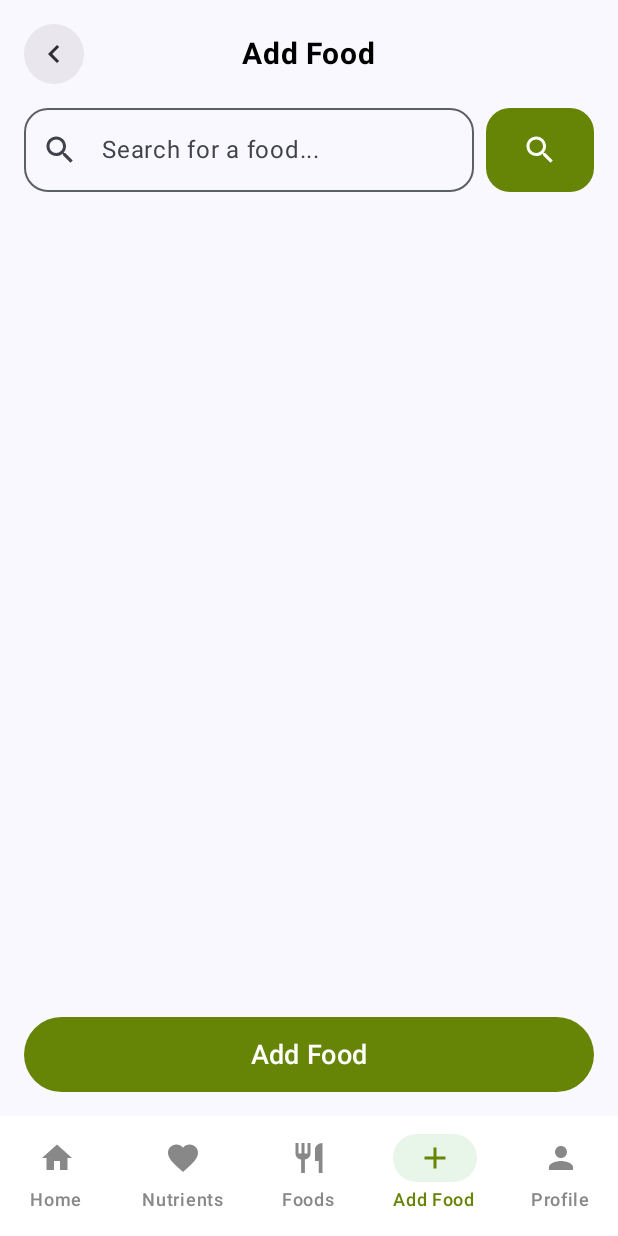
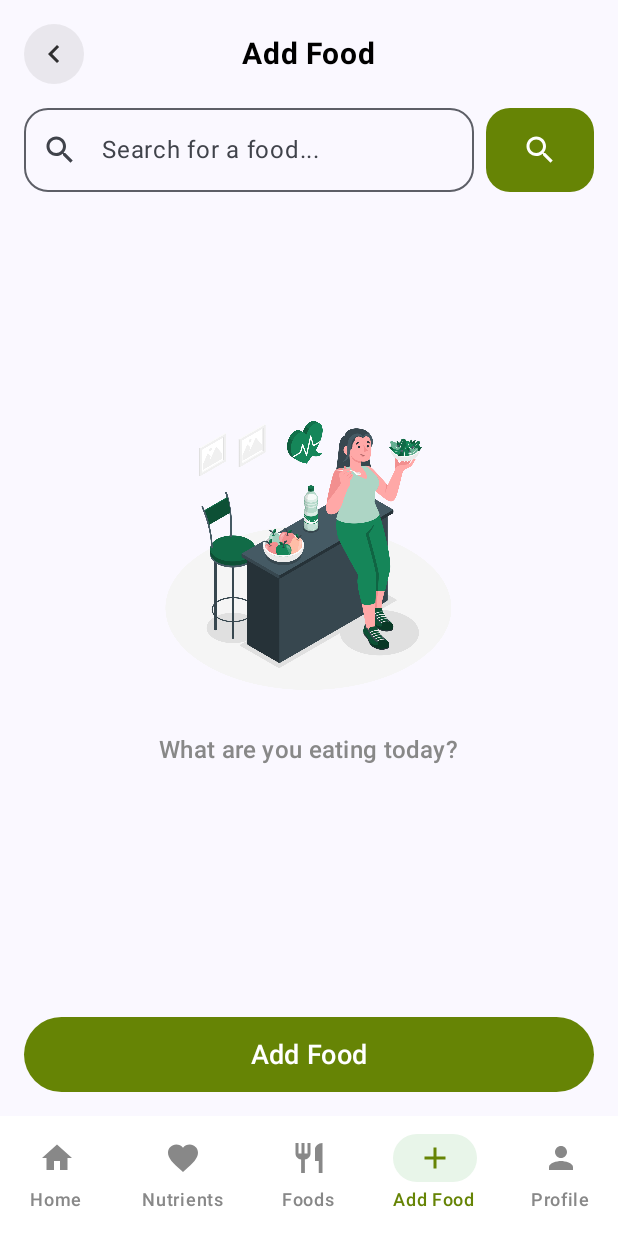
Before and after one commit to AgyemangDev/Mealtrack, an Android app built with Jetpack Compose: the MainScreen screen opened through its navigation route, item 4 of the bottom bar chosen, on a phone screen of 412 x 824 dp. Run offline under Robolectric (Android 15) with nearby library versions, the phone set to English and light mode, and no system bars; our stand-ins replace Firebase (no records; nobody signed in at launch, a user with empty details on screens opened directly); pictures from the network do not load.

Commit message:
displaying user's diet information on nutrients screen, created an empty screen when no item is being searched

```diff
--- a/app/src/main/java/com/example/diettracker/ui/screens/AddFoodScreen.kt
+++ b/app/src/main/java/com/example/diettracker/ui/screens/AddFoodScreen.kt
@@ -1,5 +1,6 @@
 package com.example.diettracker.ui.screens
 
+import androidx.compose.foundation.Image
 import androidx.compose.foundation.layout.*
 import androidx.compose.foundation.lazy.LazyColumn
 import androidx.compose.foundation.lazy.items
@@ -10,10 +11,12 @@ import androidx.compose.runtime.*
 import androidx.compose.ui.Alignment
 import androidx.compose.ui.Modifier
 import androidx.compose.ui.graphics.Color
+import androidx.compose.ui.res.painterResource
 import androidx.compose.ui.unit.dp
 import androidx.navigation.NavController
 import kotlinx.coroutines.launch
 import com.example.diettracker.Interfaces.ApiClient
+import com.example.diettracker.R
 import com.example.diettracker.models.FoodItem
 import com.example.diettracker.models.toFoodItem
 import com.example.diettracker.ui.components.headers.AppHeader
@@ -68,15 +71,13 @@ fun AddFoodScreen(navController: NavController? = null) {
                                 isLoading = true
                                 errorMessage = null
 
-                                // Add the selected food to Firestore
                                 DietRepository.addFoodForUser(
                                     userId = userId,
                                     food = selectedFood!!
                                 )
 
-                                // ✅ Success: show message and deselect
                                 errorMessage = "✅ Food successfully added!"
-                                selectedFood = null // 👈 Deselect automatically
+                                selectedFood = null
                             } catch (e: Exception) {
                                 errorMessage = "❌ Failed to add food: ${e.message}"
                                 e.printStackTrace()
@@ -173,11 +174,17 @@ fun AddFoodScreen(navController: NavController? = null) {
                 }
             }
 
-            // 🧾 Search results
-            items(foodList) { food ->
-                FoodListItem(food = food,
-                    isSelected = selectedFood == food,
-                    onFoodSelected = { selectedFood = it })
+            // 🧾 Search results or placeholder
+            if (foodList.isEmpty() && !isLoading) {
+                item { NoFoodPlaceholder() }
+            } else {
+                items(foodList) { food ->
+                    FoodListItem(
+                        food = food,
+                        isSelected = selectedFood == food,
+                        onFoodSelected = { selectedFood = it }
+                    )
+                }
             }
 
             // Extra space for bottom button
@@ -185,3 +192,34 @@ fun AddFoodScreen(navController: NavController? = null) {
         }
     }
 }
+
+@Composable
+fun NoFoodPlaceholder() {
+    Box(
+        modifier = Modifier
+            .fillMaxWidth()
+            .fillMaxHeight()  // take all available vertical space
+            .padding(horizontal = 16.dp),
+        contentAlignment = Alignment.TopCenter // start from top and move down manually
+    ) {
+        Column(
+            modifier = Modifier
+                .padding(top = 120.dp), // push it down from the top
+            horizontalAlignment = Alignment.CenterHorizontally,
+            verticalArrangement = Arrangement.Center
+        ) {
+            Image(
+                painter = painterResource(id = R.drawable.eat),
+                contentDescription = "Empty plate",
+                modifier = Modifier
+                    .size(200.dp) // increased size
+            )
+            Spacer(modifier = Modifier.height(24.dp))
+            Text(
+                text = "What are you eating today?",
+                style = MaterialTheme.typography.titleMedium,
+                color = Color.Gray
+            )
+        }
+    }
+}
--- a/app/src/main/java/com/example/diettracker/ui/screens/HomeScreen.kt
+++ b/app/src/main/java/com/example/diettracker/ui/screens/HomeScreen.kt
@@ -19,7 +19,6 @@ import com.example.diettracker.models.FoodItem
 import com.example.diettracker.models.UserViewModel
 import com.example.diettracker.ui.components.buttons.AddMealFab
 import com.example.diettracker.ui.components.cards.*
-import com.example.diettracker.ui.components.dialogs.MealDialog
 import com.example.diettracker.ui.components.headers.AppHeader
 import java.text.SimpleDateFormat
 import java.util.*
--- a/app/src/main/java/com/example/diettracker/ui/screens/MainScreen.kt
+++ b/app/src/main/java/com/example/diettracker/ui/screens/MainScreen.kt
@@ -1,36 +1,36 @@
 package com.example.diettracker.ui.screens
 
-
+import android.util.Log
 import androidx.compose.foundation.layout.Box
 import androidx.compose.foundation.layout.fillMaxSize
 import androidx.compose.foundation.layout.padding
 import androidx.compose.material3.Scaffold
 import androidx.compose.runtime.Composable
-import androidx.compose.runtime.mutableStateListOf
-import androidx.compose.runtime.remember
 import androidx.compose.ui.Modifier
 import androidx.lifecycle.viewmodel.compose.viewModel
 import androidx.navigation.compose.NavHost
 import androidx.navigation.compose.composable
 import androidx.navigation.compose.rememberNavController
-import com.example.diettracker.ui.components.cards.MealInfo
+import com.example.diettracker.models.DietViewModel
+import com.example.diettracker.models.UserViewModel
 import com.example.diettracker.ui.navigation.BottomNavBar
 import com.example.diettracker.ui.navigation.BottomNavItem
-import com.example.diettracker.models.UserViewModel
 
 @Composable
 fun MainScreen() {
     val navController = rememberNavController()
-    val meals = remember { mutableStateListOf<MealInfo>() }
 
-    // ✅ Get lifecycle-aware ViewModel
+    Log.d("MainScreen", "=== MainScreen Initialized ===")
+
+    // ✅ Create shared ViewModels at the MainScreen level
     val userViewModel: UserViewModel = viewModel()
+    val dietViewModel: DietViewModel = viewModel()
+
+    Log.d("MainScreen", "ViewModels created - UserViewModel: $userViewModel, DietViewModel: $dietViewModel")
 
     Scaffold(
         modifier = Modifier.fillMaxSize(),
-        bottomBar = {
-            BottomNavBar(navController = navController)
-        }
+        bottomBar = { BottomNavBar(navController = navController) }
     ) { paddingValues ->
         Box(modifier = Modifier.padding(paddingValues)) {
             NavHost(
@@ -39,32 +39,42 @@ fun MainScreen() {
             ) {
                 // Home Screen
                 composable(BottomNavItem.Home.route) {
+                    Log.d("MainScreen", "Navigating to Home Screen")
                     HomeScreen(
-
+                        dietViewModel = dietViewModel,
                         userViewModel = userViewModel,
                         onNavigateToAllNutrients = {
+                            Log.d("MainScreen", "Navigating to All Nutrients Screen")
                             navController.navigate(BottomNavItem.Nutrients.route)
                         }
                     )
                 }
 
-                // Nutrients Screen — pass meals
+                // Nutrients Screen - ✅ Removed meals parameter, pass ViewModels
                 composable(BottomNavItem.Nutrients.route) {
-                    AllNutrientsScreen(meals = meals, navController, userViewModel = userViewModel,)
+                    Log.d("MainScreen", "Navigating to All Nutrients Screen")
+                    AllNutrientsScreen(
+                        navController = navController,
+                        dietViewModel = dietViewModel,
+                        userViewModel = userViewModel
+                    )
                 }
 
                 // Foods Screen
                 composable(BottomNavItem.Foods.route) {
+                    Log.d("MainScreen", "Navigating to All Foods Screen")
                     AllFoodsScreen(navController)
                 }
 
                 // Add Food Screen
                 composable(BottomNavItem.AddFood.route) {
+                    Log.d("MainScreen", "Navigating to Add Food Screen")
                     AddFoodScreen(navController)
                 }
 
                 // Profile / Settings Screen
                 composable(BottomNavItem.Profile.route) {
+                    Log.d("MainScreen", "Navigating to Settings Screen")
                     SettingScreen()
                 }
             }
```
Also changed, not shown: app/src/main/java/com/example/diettracker/ui/screens/AllNutrientsScreen.kt (+106 -22 lines), app/src/main/res/drawable/eat.png (added).
